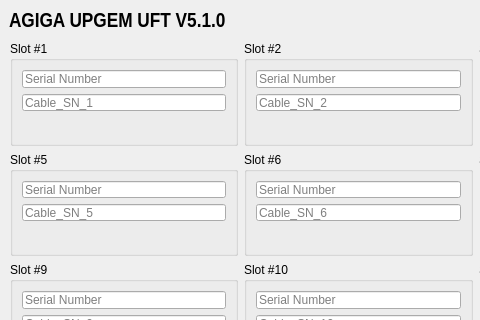
First picture: the form in src/UFT_GUI/UFT_Ui.ui, repository zhoupisen/Garnet, before the edit; both pictures show x 0 to 480 and y 0 to 320 of the 1036 by 877 pixel window.
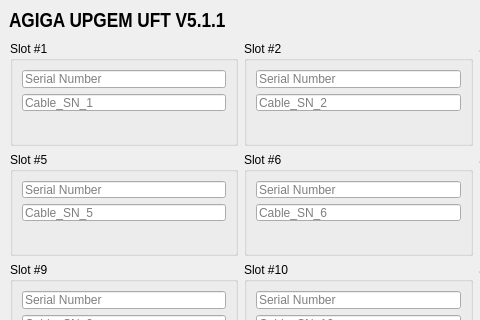
Second picture: the form after the edit. Custom widgets are drawn as their Qt base class.

Commit message: Version 5.1.1: Fix the GUI tab sequence.

Diff of the .ui file:
```diff
--- a/src/UFT_GUI/UFT_Ui.ui
+++ b/src/UFT_GUI/UFT_Ui.ui
@@ -441,7 +441,7 @@
     <bool>false</bool>
    </property>
    <property name="text">
-    <string>AGIGA UPGEM UFT V5.1.0</string>
+    <string>AGIGA UPGEM UFT V5.1.1</string>
    </property>
    <property name="textFormat">
     <enum>Qt::AutoText</enum>
```
Left out of the diff: 974 changed lines with no effect on the pictures. The commit also changes 1 other file.
